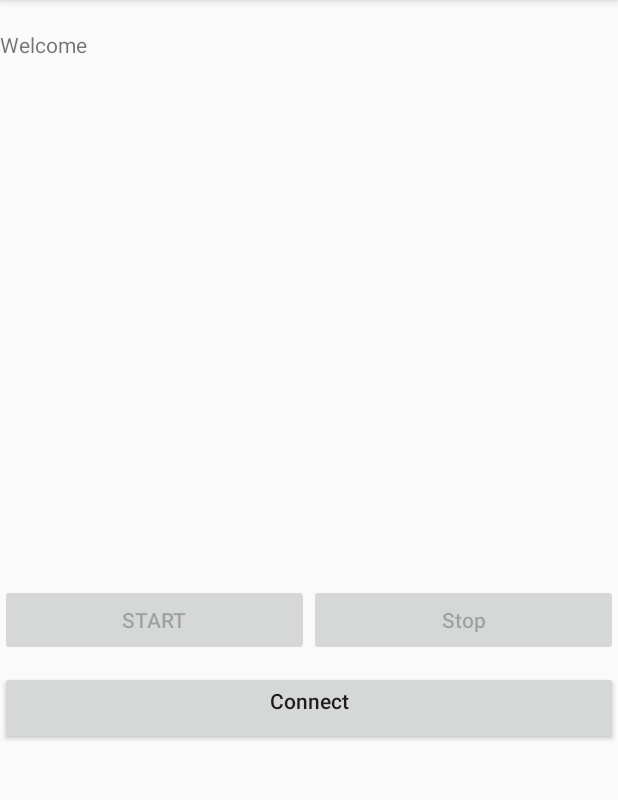
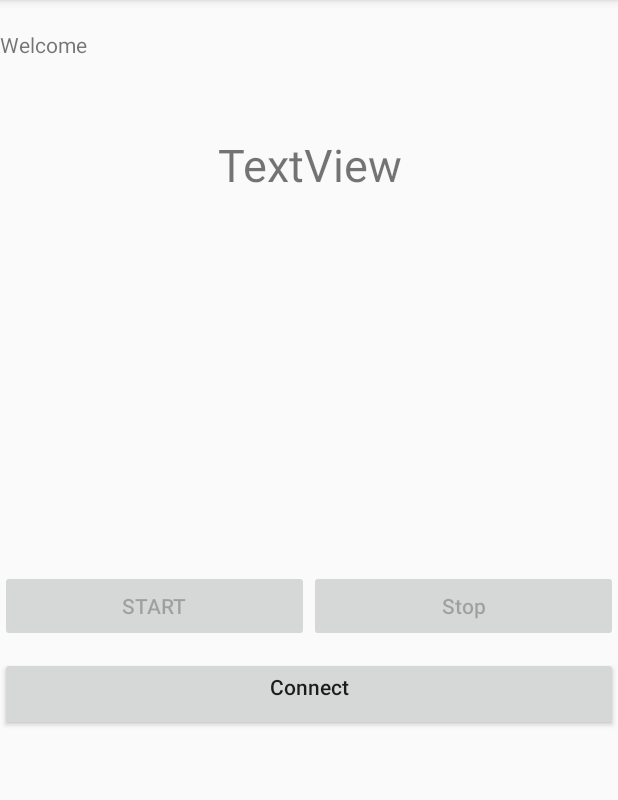
Before and after one commit to yamlakyam/Enawra-Sign-Language-Assistance-App, an Android app: the screen it shows after launch (MainActivity), on a phone screen of 412 x 824 dp, the part 84-884 px from its top. Run offline under Robolectric (Android 15) with nearby library versions, the phone set to English and light mode, and no system bars.

Commit message:
tapping on start button streams data

```diff
--- a/app/src/main/java/com/aait/enawra/MainActivity.kt
+++ b/app/src/main/java/com/aait/enawra/MainActivity.kt
@@ -50,6 +50,7 @@ class MainActivity : AppCompatActivity() {
         }
         startBtn.setOnClickListener {
             BTStart()
+            beginListenForData()
         }
 
 
@@ -136,6 +137,7 @@ class MainActivity : AppCompatActivity() {
                     while (line != null) {
                         var string=sb.append(line)
                         //handler.post { textView!!.append(string) }
+                        handler.post { incomingtxt!!.append(line) }
                         var i=0
                         line = br.readLine().substring(i,i+3)
                         if (line=="ha "){
--- a/app/src/main/res/layout/activity_main.xml
+++ b/app/src/main/res/layout/activity_main.xml
@@ -14,10 +14,19 @@
         android:layout_marginTop="20dp"
         android:text="Welcome" />
 
+    <TextView
+        android:id="@+id/incomingtxt"
+        android:layout_width="match_parent"
+        android:layout_height="wrap_content"
+        android:layout_marginTop="50dp"
+        android:gravity="center"
+        android:text="TextView"
+        android:textSize="30sp" />
+
     <LinearLayout
         android:layout_width="match_parent"
         android:layout_height="wrap_content"
-        android:layout_marginTop="350dp"
+        android:layout_marginTop="250dp"
         android:layout_marginBottom="10dp"
         android:gravity="bottom"
         android:orientation="horizontal">
```
